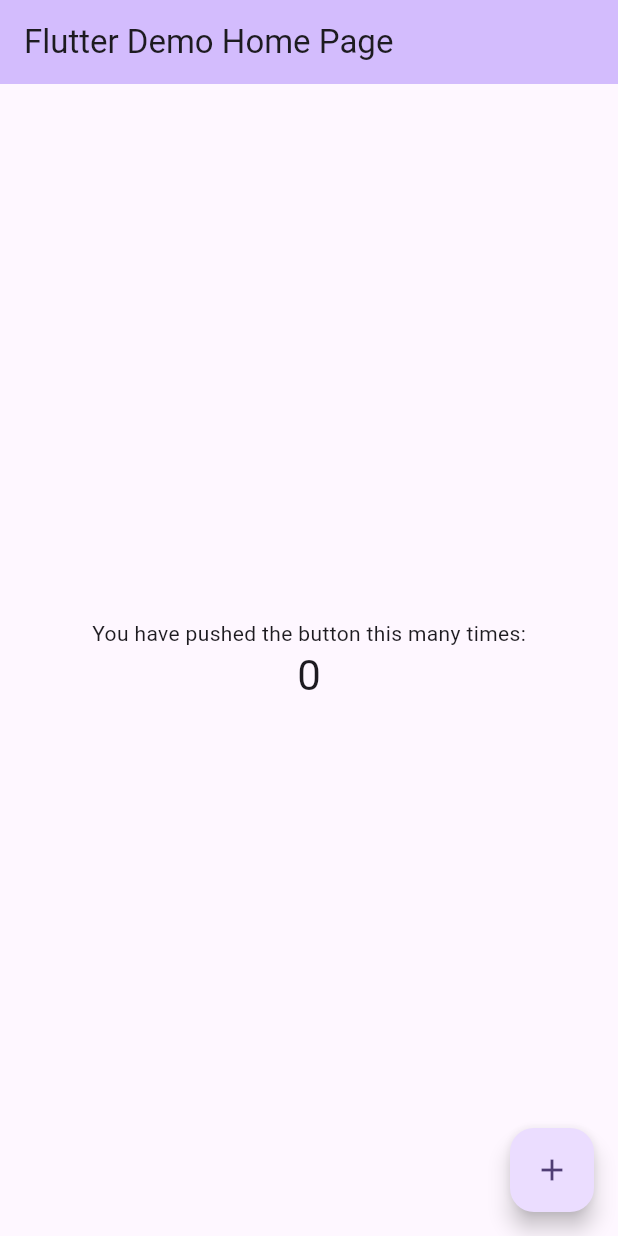
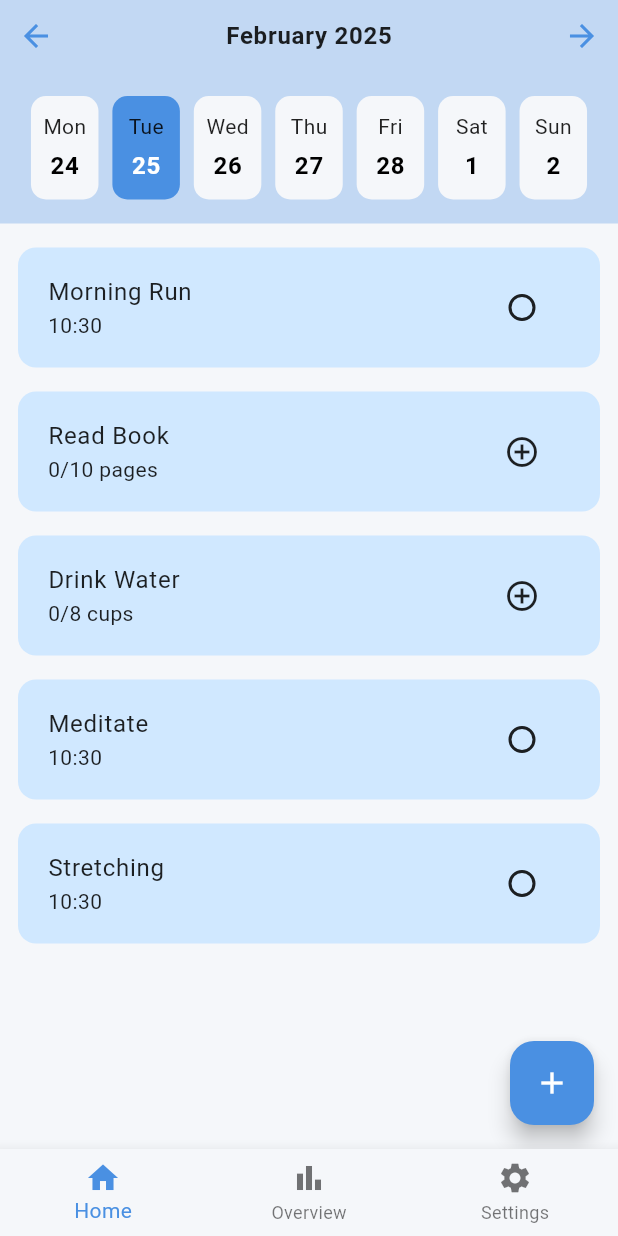
Before and after one commit to lifeflow-group/lifeflow, a Flutter app: the screen it shows after launch, on a phone screen of 412 x 824 dp. Run offline on Flutter 3.47's test engine with Material 3 defaults, Android fonts, the light colour scheme and no system bars; our stand-ins replace built_value, flutter_riverpod, go_router.

Commit message:
Add initial project structure and implement Home screen

```diff
--- /dev/null
+++ b/lib/app.dart
@@ -0,0 +1,21 @@
+import 'package:flutter/material.dart';
+import 'package:flutter_riverpod/flutter_riverpod.dart';
+
+import 'core/constants/app_theme.dart';
+import 'core/routing/app_router.dart';
+
+class LifeFlowApp extends ConsumerWidget {
+  const LifeFlowApp({super.key});
+
+  @override
+  Widget build(BuildContext context, WidgetRef ref) {
+    return MaterialApp.router(
+      title: 'LifeFlow',
+      debugShowCheckedModeBanner: false,
+      theme: AppTheme.lightTheme,
+      darkTheme: AppTheme.darkTheme,
+      themeMode: ThemeMode.system,
+      routerConfig: ref.watch(routerProvider),
+    );
+  }
+}
--- /dev/null
+++ b/lib/core/constants/app_theme.dart
@@ -0,0 +1,97 @@
+import 'package:flutter/material.dart';
+
+class AppTheme {
+  static const Color primaryColor = Color(0xFF4A90E2);
+  static const Color secondaryColor = Color(0xFFA7C5EB);
+  static const Color accentColor = Color(0xFF50E3C2);
+  static const Color lightBackground = Color(0xFFF5F7FA);
+  static const Color darkBackground = Color(0xFF121212);
+  static const Color cardLight = Color(0xFFD0E8FF);
+  static const Color cardDark = Color(0xFF1B3A57);
+  static const Color lightTextColor = Colors.black87;
+  static const Color darkTextColor = Colors.white70;
+
+  static final ThemeData lightTheme = ThemeData(
+    brightness: Brightness.light,
+    colorScheme: ColorScheme.light(
+      primary: primaryColor,
+      secondary: secondaryColor,
+      surface: lightBackground,
+      onPrimary: Colors.white,
+      onSecondary: Colors.black,
+      onSurface: lightTextColor,
+    ),
+    scaffoldBackgroundColor: lightBackground,
+    appBarTheme: AppBarTheme(
+      backgroundColor: primaryColor,
+      titleTextStyle: TextStyle(
+        color: Colors.white,
+        fontSize: 20,
+        fontWeight: FontWeight.bold,
+      ),
+      iconTheme: IconThemeData(color: Colors.white),
+    ),
+    textTheme: TextTheme(
+      headlineLarge: TextStyle(fontSize: 24, fontWeight: FontWeight.bold),
+      bodyLarge: TextStyle(fontSize: 16),
+      labelLarge: TextStyle(fontSize: 14, fontWeight: FontWeight.w500),
+    ).apply(bodyColor: lightTextColor, displayColor: lightTextColor),
+    cardTheme: CardTheme(
+      color: cardLight,
+      shadowColor: Colors.black26,
+      elevation: 4,
+      shape: RoundedRectangleBorder(borderRadius: BorderRadius.circular(12)),
+    ),
+    elevatedButtonTheme: ElevatedButtonThemeData(
+      style: ElevatedButton.styleFrom(
+        backgroundColor: primaryColor,
+        foregroundColor: Colors.white,
+        shape: RoundedRectangleBorder(borderRadius: BorderRadius.circular(8)),
+        padding: EdgeInsets.symmetric(vertical: 12, horizontal: 20),
+      ),
+    ),
+    iconTheme: IconThemeData(color: primaryColor),
+  );
+
+  static final ThemeData darkTheme = ThemeData(
+    brightness: Brightness.dark,
+    colorScheme: ColorScheme.dark(
+      primary: primaryColor,
+      secondary: secondaryColor,
+      surface: cardDark,
+      onPrimary: Colors.white,
+      onSecondary: Colors.black,
+      onSurface: darkTextColor,
+    ),
+    scaffoldBackgroundColor: darkBackground,
+    appBarTheme: AppBarTheme(
+      backgroundColor: primaryColor,
+      titleTextStyle: TextStyle(
+        color: Colors.white,
+        fontSize: 20,
+        fontWeight: FontWeight.bold,
+      ),
+      iconTheme: IconThemeData(color: Colors.white),
+    ),
+    textTheme: TextTheme(
+      headlineLarge: TextStyle(fontSize: 24, fontWeight: FontWeight.bold),
+      bodyLarge: TextStyle(fontSize: 16),
+      labelLarge: TextStyle(fontSize: 14, fontWeight: FontWeight.w500),
+    ).apply(bodyColor: darkTextColor, displayColor: darkTextColor),
+    cardTheme: CardTheme(
+      color: cardDark,
+      shadowColor: Colors.black54,
+      elevation: 4,
+      shape: RoundedRectangleBorder(borderRadius: BorderRadius.circular(12)),
+    ),
+    elevatedButtonTheme: ElevatedButtonThemeData(
+      style: ElevatedButton.styleFrom(
+        backgroundColor: primaryColor,
+        foregroundColor: Colors.white,
+        shape: RoundedRectangleBorder(borderRadius: BorderRadius.circular(8)),
+        padding: EdgeInsets.symmetric(vertical: 12, horizontal: 20),
+      ),
+    ),
+    iconTheme: IconThemeData(color: accentColor),
+  );
+}
--- /dev/null
+++ b/lib/core/routing/app_router.dart
@@ -0,0 +1,13 @@
+import 'package:flutter_riverpod/flutter_riverpod.dart';
+import 'package:go_router/go_router.dart';
+
+import '../../features/main/presentation/main_screen.dart';
+
+final routerProvider = Provider<GoRouter>((ref) {
+  return GoRouter(
+    initialLocation: '/',
+    routes: [
+      GoRoute(path: '/', builder: (context, state) => MainScreen()),
+    ],
+  );
+});
--- /dev/null
+++ b/lib/features/home/presentation/home_screen.dart
@@ -0,0 +1,161 @@
+import 'package:flutter/material.dart';
+import 'package:flutter_riverpod/flutter_riverpod.dart';
+import 'package:intl/intl.dart';
+import 'package:lifeflow/data/models/habit.dart';
+
+import '../state/home_provider.dart';
+
+class HomeScreen extends ConsumerWidget {
+  const HomeScreen({super.key});
+
+  @override
+  Widget build(BuildContext context, WidgetRef ref) {
+    final habits = ref.watch(filteredHabitsProvider);
+
+    return Scaffold(
+      body: Column(
+        children: [
+          _DateSelector(),
+          SizedBox(height: 8),
+          Expanded(
+            child: habits.isEmpty
+                ? Center(child: Text("No habits scheduled for this day."))
+                : ListView.builder(
+                    itemCount: habits.length,
+                    itemBuilder: (context, index) {
+                      final habit = habits[index];
+                      return Container(
+                        decoration: BoxDecoration(
+                            color: Theme.of(context).cardTheme.color,
+                            borderRadius: BorderRadius.circular(12.0)),
+                        margin:
+                            EdgeInsets.symmetric(horizontal: 12, vertical: 8),
+                        padding: EdgeInsets.all(4.0),
+                        child: ListTile(
+                          title: Text(habit.name),
+                          subtitle: Text(habit.trackingType ==
+                                  TrackingType.complete
+                              ? DateFormat('HH:mm')
+                                  .format(habit.startDate.toLocal())
+                              : '${habit.progress ?? 0}/${habit.quantity} ${habit.unit}'),
+                          trailing: habit.trackingType == TrackingType.complete
+                              ? Radio<bool>(
+                                  value: true,
+                                  groupValue: habit.completed ?? false,
+                                  onChanged: (value) {
+                                    // TODO: Implement the onChanged logic for habit completion
+                                  },
+                                )
+                              : IconButton(
+                                  padding: EdgeInsets.all(4.0),
+                                  constraints: BoxConstraints(),
+                                  onPressed: () {
+                                    // TODO: Implement the logic for incrementing the habit progress
+                                  },
+                                  icon: Icon(Icons.add_circle_outline)),
+                        ),
+                      );
+                    },
+                  ),
+          ),
+          SizedBox(height: 8),
+        ],
+      ),
+      floatingActionButton: FloatingActionButton(
+        onPressed: () {
+          // TODO: Implement logic to Navigate to the add new habit screen
+        },
+        child: const Icon(Icons.add),
+      ),
+    );
+  }
+}
+
+class _DateSelector extends ConsumerWidget {
+  @override
+  Widget build(BuildContext context, WidgetRef ref) {
+    final selectedDate = ref.watch(selectedDateProvider);
+    final notifier = ref.read(selectedDateProvider.notifier);
+    final startOfWeek =
+        selectedDate.subtract(Duration(days: selectedDate.weekday - 1));
+
+    return Container(
+      color: Theme.of(context).primaryColor.withValues(alpha: 0.3),
+      child: Column(
+        children: [
+          Row(
+            mainAxisAlignment: MainAxisAlignment.spaceBetween,
+            children: [
+              IconButton(
+                icon: Icon(Icons.arrow_back),
+                onPressed: () {
+                  notifier.state = selectedDate.subtract(Duration(days: 7));
+                },
+              ),
+              Text(
+                DateFormat('MMMM yyyy').format(selectedDate),
+                style: Theme.of(context)
+                    .textTheme
+                    .bodyLarge
+                    ?.copyWith(fontWeight: FontWeight.bold),
+              ),
+              IconButton(
+                icon: Icon(Icons.arrow_forward),
+                onPressed: () {
+                  notifier.state = selectedDate.add(Duration(days: 7));
+                },
+              ),
+            ],
+          ),
+          Padding(
+            padding: const EdgeInsets.all(16.0),
+            child: Row(
+              mainAxisAlignment: MainAxisAlignment.spaceAround,
+              children: List.generate(7, (index) {
+                final date = startOfWeek.add(Duration(days: index));
+                final isSelected = DateFormat('yyyy-MM-dd').format(date) ==
+                    DateFormat('yyyy-MM-dd').format(selectedDate);
+
+                return GestureDetector(
+                  onTap: () => notifier.state = date,
+                  child: Container(
+                    width: 45,
+                    padding: EdgeInsets.symmetric(vertical: 10),
+                    decoration: BoxDecoration(
+                      color: isSelected
+                          ? Theme.of(context).primaryColor
+                          : Theme.of(context).colorScheme.surface,
+                      borderRadius: BorderRadius.circular(10),
+                    ),
+                    alignment: Alignment.center,
+                    child: Column(
+                      mainAxisAlignment: MainAxisAlignment.center,
+                      children: [
+                        Text(DateFormat.E().format(date),
+                            style: Theme.of(context).textTheme.bodyMedium),
+                        SizedBox(height: 5),
+                        Text(
+                          date.day.toString(),
+                          style: Theme.of(context)
+                              .textTheme
+                              .bodyLarge
+                              ?.copyWith(
+                                  fontWeight: FontWeight.bold,
+                                  color: isSelected
+                                      ? Theme.of(context).colorScheme.onPrimary
+                                      : Theme.of(context)
+                                          .colorScheme
+                                          .onSecondary),
+                        ),
+                      ],
+                    ),
+                  ),
+                );
+              }),
+            ),
+          ),
+        ],
+      ),
+    );
+  }
+}
--- /dev/null
+++ b/lib/features/home/state/home_provider.dart
@@ -0,0 +1,66 @@
+import 'package:flutter_riverpod/flutter_riverpod.dart';
+import 'package:intl/intl.dart';
+
+import '../../../data/models/habit.dart';
+
+final habitsProvider = StateProvider<List<Habit>>((ref) => [
+      Habit((b) => b
+        ..id = 'habit0'
+        ..name = 'Morning Run'
+        ..category = 'Fitness'
+        ..startDate = DateTime.now()
+        ..repeatFrequency = RepeatFrequency.daily
+        ..reminderEnabled = true
+        ..trackingType = TrackingType.complete),
+      Habit((b) => b
+        ..id = 'habit1'
+        ..name = 'Read Book'
+        ..category = 'Education'
+        ..startDate = DateTime.now().subtract(Duration(days: 1))
+        ..repeatFrequency = RepeatFrequency.daily
+        ..reminderEnabled = false
+        ..trackingType = TrackingType.progress
+        ..quantity = 10
+        ..unit = 'pages'),
+      Habit((b) => b
+        ..id = 'habit2'
+        ..name = 'Drink Water'
+        ..category = 'Health'
+        ..startDate = DateTime.now()
+        ..repeatFrequency = RepeatFrequency.daily
+        ..reminderEnabled = true
+        ..trackingType = TrackingType.progress
+        ..quantity = 8
+        ..unit = 'cups'),
+      Habit((b) => b
+        ..id = 'habit3'
+        ..name = 'Meditate'
+        ..category = 'Mindfulness'
+        ..startDate = DateTime.now().add(Duration(days: 2))
+        ..repeatFrequency = RepeatFrequency.daily
+        ..reminderEnabled = true
+        ..trackingType = TrackingType.complete),
+      Habit((b) => b
+        ..id = 'habit4'
+        ..name = 'Stretching'
+        ..category = 'Fitness'
+        ..startDate = DateTime.now().add(Duration(days: 3))
+        ..repeatFrequency = RepeatFrequency.daily
+        ..reminderEnabled = false
+        ..trackingType = TrackingType.complete),
+    ]);
+
+final selectedDateProvider = StateProvider<DateTime>((ref) => DateTime.now());
+
+final filteredHabitsProvider = Provider<List<Habit>>((ref) {
+  final selectedDate = ref.watch(selectedDateProvider);
+  final habits = ref.watch(habitsProvider);
+
+  return habits.where((habit) {
+    if (habit.repeatFrequency == RepeatFrequency.daily) {
+      return true;
+    }
+    return DateFormat('yyyy-MM-dd').format(habit.startDate) ==
+        DateFormat('yyyy-MM-dd').format(selectedDate);
+  }).toList();
+});
--- /dev/null
+++ b/lib/features/main/presentation/main_screen.dart
@@ -0,0 +1,38 @@
+import 'package:flutter/material.dart';
+import 'package:flutter_riverpod/flutter_riverpod.dart';
+
+import '../../home/presentation/home_screen.dart';
+import '../../overview/presentation/overview_screen.dart';
+import '../../settings/presentation/settings_screen.dart';
+import '../state/main_provider.dart';
+
+class MainScreen extends ConsumerWidget {
+  const MainScreen({super.key});
+
+  @override
+  Widget build(BuildContext context, WidgetRef ref) {
+    final selectedIndex = ref.watch(homeTabProvider);
+
+    return Scaffold(
+      body: IndexedStack(
+        index: selectedIndex,
+        children: [
+          HomeScreen(),
+          OverviewScreen(),
+          SettingsScreen(),
+        ],
+      ),
+      bottomNavigationBar: BottomNavigationBar(
+        currentIndex: selectedIndex,
+        onTap: (index) => ref.read(homeTabProvider.notifier).state = index,
+        items: [
+          BottomNavigationBarItem(icon: Icon(Icons.home), label: "Home"),
+          BottomNavigationBarItem(
+              icon: Icon(Icons.bar_chart), label: "Overview"),
+          BottomNavigationBarItem(
+              icon: Icon(Icons.settings), label: "Settings"),
+        ],
+      ),
+    );
+  }
+}
--- /dev/null
+++ b/lib/features/main/state/main_provider.dart
@@ -0,0 +1,3 @@
+import 'package:flutter_riverpod/flutter_riverpod.dart';
+
+final homeTabProvider = StateProvider<int>((ref) => 0);
--- /dev/null
+++ b/lib/features/overview/state/overview_provider.dart
@@ -0,0 +1,5 @@
+import 'package:flutter_riverpod/flutter_riverpod.dart';
+
+final overviewDataProvider = StateProvider<String>((ref) {
+  return "Overview";
+});
--- /dev/null
+++ b/lib/features/settings/state/settings_provider.dart
@@ -0,0 +1,3 @@
+import 'package:flutter_riverpod/flutter_riverpod.dart';
+
+final settingProvider = StateProvider<String>((ref) => "Settings");
--- a/lib/main.dart
+++ b/lib/main.dart
@@ -1,125 +1,8 @@
 import 'package:flutter/material.dart';
+import 'package:flutter_riverpod/flutter_riverpod.dart';
+
+import 'app.dart';
 
 void main() {
-  runApp(const MyApp());
+  runApp(ProviderScope(child: LifeFlowApp()));
 }
-
-class MyApp extends StatelessWidget {
-  const MyApp({super.key});
-
-  // This widget is the root of your application.
-  @override
-  Widget build(BuildContext context) {
-    return MaterialApp(
-      title: 'Flutter Demo',
-      theme: ThemeData(
-        // This is the theme of your application.
-        //
-        // TRY THIS: Try running your application with "flutter run". You'll see
-        // the application has a purple toolbar. Then, without quitting the app,
-        // try changing the seedColor in the colorScheme below to Colors.green
-        // and then invoke "hot reload" (save your changes or press the "hot
-        // reload" button in a Flutter-supported IDE, or press "r" if you used
-        // the command line to start the app).
-        //
-        // Notice that the counter didn't reset back to zero; the application
-        // state is not lost during the reload. To reset the state, use hot
-        // restart instead.
-        //
-        // This works for code too, not just values: Most code changes can be
-        // tested with just a hot reload.
-        colorScheme: ColorScheme.fromSeed(seedColor: Colors.deepPurple),
-        useMaterial3: true,
-      ),
-      home: const MyHomePage(title: 'Flutter Demo Home Page'),
-    );
-  }
-}
-
-class MyHomePage extends StatefulWidget {
-  const MyHomePage({super.key, required this.title});
-
-  // This widget is the home page of your application. It is stateful, meaning
-  // that it has a State object (defined below) that contains fields that affect
-  // how it looks.
-
-  // This class is the configuration for the state. It holds the values (in this
-  // case the title) provided by the parent (in this case the App widget) and
-  // used by the build method of the State. Fields in a Widget subclass are
-  // always marked "final".
-
-  final String title;
-
-  @override
-  State<MyHomePage> createState() => _MyHomePageState();
-}
-
-class _MyHomePageState extends State<MyHomePage> {
-  int _counter = 0;
-
-  void _incrementCounter() {
-    setState(() {
-      // This call to setState tells the Flutter framework that something has
-      // changed in this State, which causes it to rerun the build method below
-      // so that the display can reflect the updated values. If we changed
-      // _counter without calling setState(), then the build method would not be
-      // called again, and so nothing would appear to happen.
-      _counter++;
-    });
-  }
-
-  @override
-  Widget build(BuildContext context) {
-    // This method is rerun every time setState is called, for instance as done
-    // by the _incrementCounter method above.
-    //
-    // The Flutter framework has been optimized to make rerunning build methods
-    // fast, so that you can just rebuild anything that needs updating rather
-    // than having to individually change instances of widgets.
-    return Scaffold(
-      appBar: AppBar(
-        // TRY THIS: Try changing the color here to a specific color (to
-        // Colors.amber, perhaps?) and trigger a hot reload to see the AppBar
-        // change color while the other colors stay the same.
-        backgroundColor: Theme.of(context).colorScheme.inversePrimary,
-        // Here we take the value from the MyHomePage object that was created by
-        // the App.build method, and use it to set our appbar title.
-        title: Text(widget.title),
-      ),
-      body: Center(
-        // Center is a layout widget. It takes a single child and positions it
-        // in the middle of the parent.
-        child: Column(
-          // Column is also a layout widget. It takes a list of children and
-          // arranges them vertically. By default, it sizes itself to fit its
-          // children horizontally, and tries to be as tall as its parent.
-          //
-          // Column has various properties to control how it sizes itself and
-          // how it positions its children. Here we use mainAxisAlignment to
-          // center the children vertically; the main axis here is the vertical
-          // axis because Columns are vertical (the cross axis would be
-          // horizontal).
-          //
-          // TRY THIS: Invoke "debug painting" (choose the "Toggle Debug Paint"
-          // action in the IDE, or press "p" in the console), to see the
-          // wireframe for each widget.
-          mainAxisAlignment: MainAxisAlignment.center,
-          children: <Widget>[
-            const Text(
-              'You have pushed the button this many times:',
-            ),
-            Text(
-              '$_counter',
-              style: Theme.of(context).textTheme.headlineMedium,
-            ),
-          ],
-        ),
-      ),
-      floatingActionButton: FloatingActionButton(
-        onPressed: _incrementCounter,
-        tooltip: 'Increment',
-        child: const Icon(Icons.add),
-      ), // This trailing comma makes auto-formatting nicer for build methods.
-    );
-  }
-}
```
Also changed, not shown: lib/data/models/habit.dart (added, +50 -0 lines), lib/data/serializers.dart (added, +12 -0 lines), lib/features/overview/presentation/overview_screen.dart (added, +17 -0 lines), lib/features/settings/presentation/settings_screen.dart (added, +17 -0 lines), lib/widgets/custom_button.dart (added, +16 -0 lines), pubspec.yaml (+8 -3 lines), lib/data/models/habit.g.dart (added), lib/data/serializers.g.dart (added), pubspec.lock, 9 other files.
